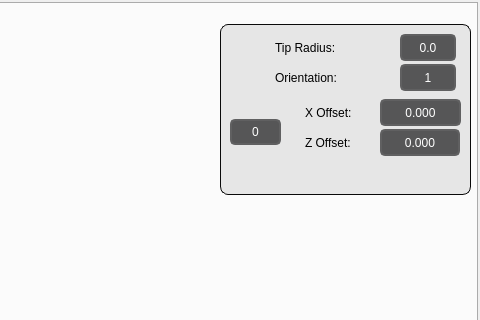
The window that src/teachinlathe/ui/mainwindow.ui (85vmh/teachinlathe) describes before a commit, drawn with Qt 5; both pictures show x 544 to 1024 and y 0 to 320 of the 1024 by 737 pixel window.
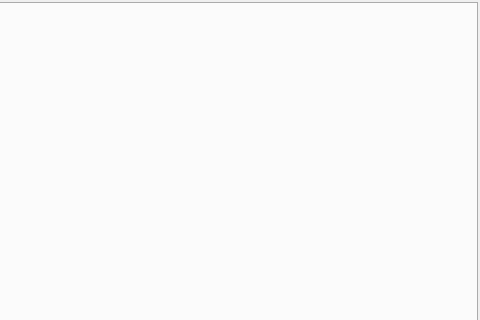
The same window after the commit. Icons and pictures are not drawn. Custom widgets are drawn as their Qt base class.

```diff
--- a/src/teachinlathe/ui/mainwindow.ui
+++ b/src/teachinlathe/ui/mainwindow.ui
@@ -1682,346 +1682,13 @@
               </property>
              </widget>
             </widget>
-            <widget class="QFrame" name="toolFrame">
-             <property name="geometry">
-              <rect>
-               <x>760</x>
-               <y>20</y>
-               <width>251</width>
-               <height>171</height>
-              </rect>
-             </property>
-             <property name="styleSheet">
-              <string notr="true">QFrame#toolFrame {
-    background-color: rgb(230, 230, 230);
-    border: 1px solid rgb(10, 10, 10);
-    border-radius: 8px; /* Optional: Adds rounded corners */
-}</string>
-             </property>
-             <property name="frameShape">
-              <enum>QFrame::StyledPanel</enum>
-             </property>
-             <property name="frameShadow">
-              <enum>QFrame::Raised</enum>
-             </property>
-             <widget class="QLabel" name="label_33">
-              <property name="geometry">
-               <rect>
-                <x>85</x>
-                <y>75</y>
-                <width>66</width>
-                <height>27</height>
-               </rect>
-              </property>
-              <property name="styleSheet">
-               <string notr="true">font: 10pt &quot;Noto Sans&quot;;</string>
-              </property>
-              <property name="text">
-               <string>X Offset:</string>
-              </property>
-             </widget>
-             <widget class="QLabel" name="label_34">
-              <property name="geometry">
-               <rect>
-                <x>85</x>
-                <y>105</y>
-                <width>66</width>
-                <height>27</height>
-               </rect>
-              </property>
-              <property name="styleSheet">
-               <string notr="true">font: 10pt &quot;Noto Sans&quot;;</string>
-              </property>
-              <property name="text">
-               <string>Z Offset:</string>
-              </property>
-             </widget>
-             <widget class="StatusLabel" name="tool_diameter_7">
-              <property name="geometry">
-               <rect>
-                <x>160</x>
-                <y>75</y>
-                <width>81</width>
-                <height>27</height>
-               </rect>
-              </property>
-              <property name="sizePolicy">
-               <sizepolicy hsizetype="Preferred" vsizetype="Preferred">
-                <horstretch>1</horstretch>
-                <verstretch>0</verstretch>
-               </sizepolicy>
-              </property>
-              <property name="minimumSize">
-               <size>
-                <width>60</width>
-                <height>21</height>
-               </size>
-              </property>
-              <property name="maximumSize">
-               <size>
-                <width>90</width>
-                <height>35</height>
-               </size>
-              </property>
-              <property name="styleSheet">
-               <string notr="true">QLabel {
-    border-style: solid;
-    border-color: rgb(96, 96, 97);
-    border-width: 2px;
-    border-radius: 5px;
-    color: white;
-    background: rgb(86, 86, 87);
-	font: 10pt &quot;Noto&quot;;
-}</string>
-              </property>
-              <property name="text">
-               <string>0.000</string>
-              </property>
-              <property name="alignment">
-               <set>Qt::AlignCenter</set>
-              </property>
-              <property name="rules" stdset="0">
-               <string>[{&quot;channels&quot;: [{&quot;url&quot;: &quot;tooltable:current_tool?x&quot;, &quot;trigger&quot;: true}], &quot;property&quot;: &quot;Text&quot;, &quot;expression&quot;: &quot;\&quot;{:.3f}\&quot;.format(ch[0])&quot;, &quot;name&quot;: &quot;x_offset&quot;}]</string>
-              </property>
-              <property name="format" stdset="0">
-               <string>{:.3f}</string>
-              </property>
-              <property name="statusItem" stdset="0">
-               <string>tool_offset.3</string>
-              </property>
-             </widget>
-             <widget class="StatusLabel" name="tool_diameter_8">
-              <property name="geometry">
-               <rect>
-                <x>160</x>
-                <y>105</y>
-                <width>80</width>
-                <height>27</height>
-               </rect>
-              </property>
-              <property name="sizePolicy">
-               <sizepolicy hsizetype="Preferred" vsizetype="Preferred">
-                <horstretch>1</horstretch>
-                <verstretch>0</verstretch>
-               </sizepolicy>
-              </property>
-              <property name="minimumSize">
-               <size>
-                <width>70</width>
-                <height>21</height>
-               </size>
-              </property>
-              <property name="maximumSize">
-               <size>
-                <width>90</width>
-                <height>35</height>
-               </size>
-              </property>
-              <property name="styleSheet">
-               <string notr="true">QLabel {
-    border-style: solid;
-    border-color: rgb(96, 96, 97);
-    border-width: 2px;
-    border-radius: 5px;
-    color: white;
-    background: rgb(86, 86, 87);
-	font: 10pt &quot;Noto&quot;;
-}</string>
-              </property>
-              <property name="text">
-               <string>0.000</string>
-              </property>
-              <property name="alignment">
-               <set>Qt::AlignCenter</set>
-              </property>
-              <property name="rules" stdset="0">
-               <string>[{&quot;channels&quot;: [{&quot;url&quot;: &quot;tooltable:current_tool?z&quot;, &quot;trigger&quot;: true}], &quot;property&quot;: &quot;Text&quot;, &quot;expression&quot;: &quot;\&quot;{:.3f}\&quot;.format(ch[0])&quot;, &quot;name&quot;: &quot;z_offset&quot;}]</string>
-              </property>
-              <property name="format" stdset="0">
-               <string>{:.3f}</string>
-              </property>
-              <property name="statusItem" stdset="0">
-               <string>tool_offset.3</string>
-              </property>
-             </widget>
-             <widget class="QLabel" name="label_37">
-              <property name="geometry">
-               <rect>
-                <x>55</x>
-                <y>10</y>
-                <width>76</width>
-                <height>27</height>
-               </rect>
-              </property>
-              <property name="styleSheet">
-               <string notr="true">font: 10pt &quot;Noto Sans&quot;;</string>
-              </property>
-              <property name="text">
-               <string>Tip Radius:</string>
-              </property>
-             </widget>
-             <widget class="StatusLabel" name="tool_diameter_11">
-              <property name="geometry">
-               <rect>
-                <x>180</x>
-                <y>10</y>
-                <width>56</width>
-                <height>27</height>
-               </rect>
-              </property>
-              <property name="sizePolicy">
-               <sizepolicy hsizetype="Preferred" vsizetype="Preferred">
-                <horstretch>1</horstretch>
-                <verstretch>0</verstretch>
-               </sizepolicy>
-              </property>
-              <property name="minimumSize">
-               <size>
-                <width>56</width>
-                <height>21</height>
-               </size>
-              </property>
-              <property name="maximumSize">
-               <size>
-                <width>90</width>
-                <height>35</height>
-               </size>
-              </property>
-              <property name="styleSheet">
-               <string notr="true">QLabel {
-    border-style: solid;
-    border-color: rgb(96, 96, 97);
-    border-width: 2px;
-    border-radius: 5px;
-    color: white;
-    background: rgb(86, 86, 87);
-	font: 10pt &quot;Noto&quot;;
-}</string>
-              </property>
-              <property name="text">
-               <string>0.0</string>
-              </property>
-              <property name="alignment">
-               <set>Qt::AlignCenter</set>
-              </property>
-              <property name="rules" stdset="0">
-               <string>[{&quot;channels&quot;: [{&quot;url&quot;: &quot;tooltable:current_tool?diameter&quot;, &quot;trigger&quot;: true}], &quot;property&quot;: &quot;Text&quot;, &quot;expression&quot;: &quot;\&quot;{:.1f}\&quot;.format(ch[0])&quot;, &quot;name&quot;: &quot;tool_diameter&quot;}]</string>
-              </property>
-              <property name="format" stdset="0">
-               <string>{:.3f}</string>
-              </property>
-              <property name="statusItem" stdset="0">
-               <string>tool_offset.3</string>
-              </property>
-             </widget>
-             <widget class="StatusLabel" name="tool_diameter_12">
-              <property name="geometry">
-               <rect>
-                <x>180</x>
-                <y>40</y>
-                <width>56</width>
-                <height>27</height>
-               </rect>
-              </property>
-              <property name="sizePolicy">
-               <sizepolicy hsizetype="Preferred" vsizetype="Preferred">
-                <horstretch>1</horstretch>
-                <verstretch>0</verstretch>
-               </sizepolicy>
-              </property>
-              <property name="minimumSize">
-               <size>
-                <width>56</width>
-                <height>21</height>
-               </size>
-              </property>
-              <property name="maximumSize">
-               <size>
-                <width>90</width>
-                <height>35</height>
-               </size>
-              </property>
-              <property name="styleSheet">
-               <string notr="true">QLabel {
-    border-style: solid;
-    border-color: rgb(96, 96, 97);
-    border-width: 2px;
-    border-radius: 5px;
-    color: white;
-    background: rgb(86, 86, 87);
-	font: 10pt &quot;Noto&quot;;
-}</string>
-              </property>
-              <property name="text">
-               <string>1</string>
-              </property>
-              <property name="alignment">
-               <set>Qt::AlignCenter</set>
-              </property>
-              <property name="rules" stdset="0">
-               <string>[{&quot;channels&quot;: [{&quot;url&quot;: &quot;tooltable:current_tool?q&quot;, &quot;trigger&quot;: true}], &quot;property&quot;: &quot;Text&quot;, &quot;expression&quot;: &quot;str(ch[0])&quot;, &quot;name&quot;: &quot;orientation&quot;}]</string>
-              </property>
-              <property name="format" stdset="0">
-               <string>{:.3f}</string>
-              </property>
-              <property name="statusItem" stdset="0">
-               <string>tool_offset.3</string>
-              </property>
-             </widget>
-             <widget class="QLabel" name="label_38">
-              <property name="geometry">
-               <rect>
-                <x>55</x>
-                <y>40</y>
-                <width>86</width>
-                <height>27</height>
-               </rect>
-              </property>
-              <property name="styleSheet">
-               <string notr="true">font: 10pt &quot;Noto Sans&quot;;</string>
-              </property>
-              <property name="text">
-               <string>Orientation:</string>
-              </property>
-             </widget>
-             <widget class="StatusLabel" name="feedOverrideValue_2">
-              <property name="geometry">
-               <rect>
-                <x>10</x>
-                <y>95</y>
-                <width>51</width>
-                <height>26</height>
-               </rect>
-              </property>
-              <property name="styleSheet">
-               <string notr="true">QLabel {
-    border-style: solid;
-    border-color: rgb(96, 96, 97);
-    border-width: 2px;
-    border-radius: 5px;
-    color: white;
-    background: rgb(86, 86, 87);
-	font: 12pt &quot;Noto&quot;;
-}</string>
-              </property>
-              <property name="text">
-               <string>0</string>
-              </property>
-              <property name="alignment">
-               <set>Qt::AlignCenter</set>
-              </property>
-              <property name="rules" stdset="0">
-               <string>[{&quot;name&quot;: &quot;tool_number&quot;, &quot;property&quot;: &quot;Text&quot;, &quot;expression&quot;: &quot;ch[0]&quot;, &quot;channels&quot;: [{&quot;url&quot;: &quot;status:tool_in_spindle?text&quot;, &quot;trigger&quot;: true}]}]</string>
-              </property>
-             </widget>
-            </widget>
             <widget class="TeachInLatheDro" name="teachinlathedro">
              <property name="geometry">
               <rect>
                <x>0</x>
                <y>0</y>
                <width>661</width>
-               <height>301</height>
+               <height>336</height>
               </rect>
              </property>
             </widget>
```
